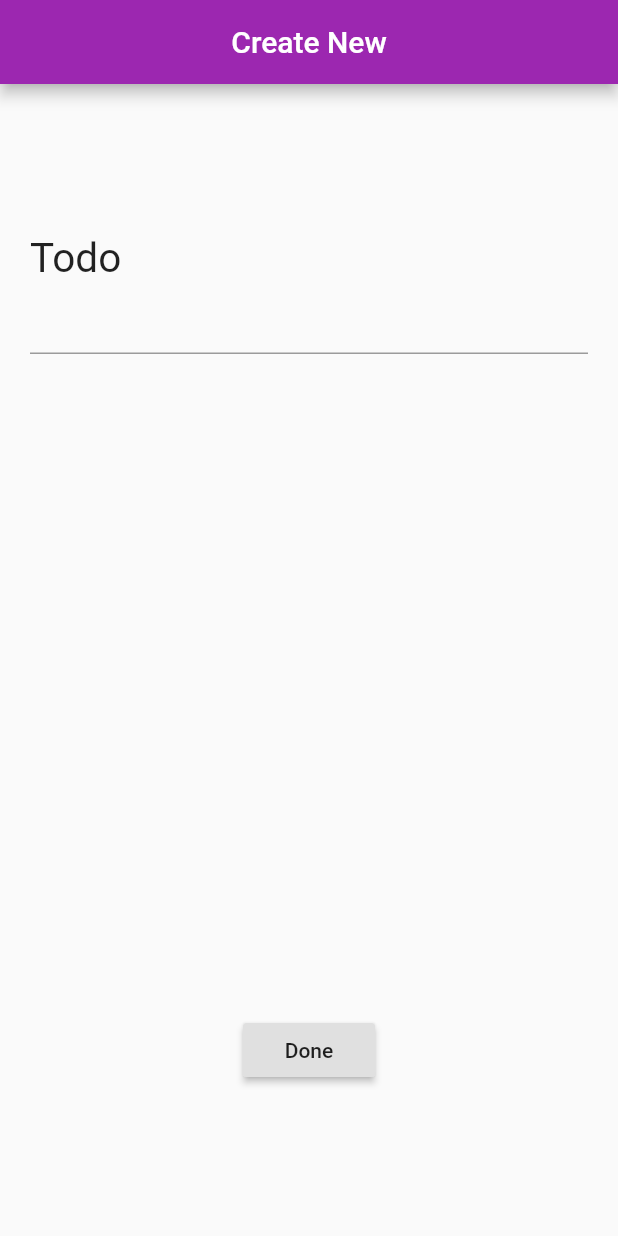
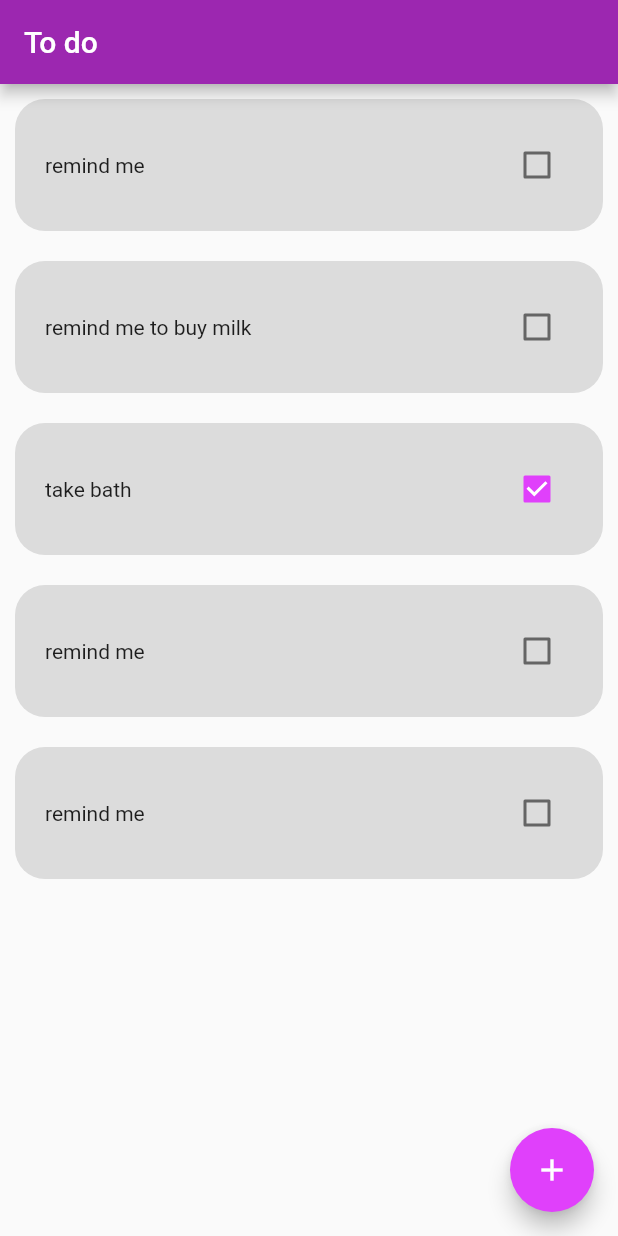
Before and after one commit to sohail21400/todo_netX, a Flutter app: the screen it shows after launch, on a phone screen of 412 x 824 dp. Run offline on Flutter 3.47's test engine with Material 2 defaults, Android fonts, the phone set to English and light mode, and no system bars; our stand-ins replace cloud_firestore; accounts and stored records are empty.

```diff
--- a/lib/main.dart
+++ b/lib/main.dart
@@ -1,6 +1,5 @@
 import 'package:flutter/material.dart';
-import 'package:todo/models/todo_model.dart';
-import 'package:todo/screens/todo_create_page.dart';
+import 'package:todo/screens/home_page.dart';
 
 // TODO
 // 1. New page for todo creation
@@ -16,48 +15,8 @@ class MyApp extends StatefulWidget {
   _MyAppState createState() => _MyAppState();
 }
 
-// this list holds the data of todos
-List<Todo> todoItems = [
-  Todo("remind me", false),
-  Todo("remind me to buy milk", false),
-  Todo("take bath", true),
-  Todo("remind me", false),
-  Todo("remind me", false),
-  Todo("remind me", false),
-];
-
 // This is how we define a stateful widget
 class _MyAppState extends State<MyApp> {
-  // --------------------------------------------------------------
-  // this function converts the todo data to a todo widget
-  Container todoItemWidget(Todo todoObject) {
-    return Container(
-      // space around the container
-      margin: EdgeInsets.all(10),
-      // the parameter decoration takes Decoration, BoxDecoration is a class which extends from Decoration
-      decoration: BoxDecoration(
-        // BorderRadius extends from BorderRadiusGeometry
-        borderRadius: BorderRadius.circular(20),
-        color: Colors.black12,
-      ),
-      // space between the container and the child of the container
-      padding: EdgeInsets.all(20),
-      child: Row(
-        children: <Widget>[
-          Text(todoObject.text),
-          Spacer(),
-          Checkbox(
-            onChanged: (value) {
-              print(value);
-            },
-            value: todoObject.isDone,
-          )
-        ],
-      ),
-    );
-  }
-  // --------------------------------------------------------------
-
   // build() function builds the UI
   @override
   Widget build(BuildContext context) {
@@ -67,28 +26,8 @@ class _MyAppState extends State<MyApp> {
         accentColor: Colors.purpleAccent,
         primaryColor: Colors.purple,
       ),
-      home: CreateToDoPage(),
-      // home: Scaffold(
-      //   appBar: AppBar(
-      //     title: Text("To do"),
-      //   ),
-      //   floatingActionButton: FloatingActionButton(
-      //     child: Icon(Icons.add),
-      //     onPressed: () {
-      //       Navigator.push(context,
-      //           MaterialPageRoute(builder: (context) => CreateToDoPage()));
-      //       print("hello");
-      //     },
-      //   ),
-      //   body: ListView.builder(
-      //     itemCount: 5,
-      //     itemBuilder: (context, index) {
-      //       return todoItemWidget(todoItems[index]);
-      //     },
-      //   ),
-      // ),
+      // home: CreateToDoPage(),
+      home: HomePage(),
     );
   }
 }
-
-// this is creating
--- /dev/null
+++ b/lib/screens/home_page.dart
@@ -0,0 +1,72 @@
+import 'package:flutter/material.dart';
+import 'package:todo/models/todo_model.dart';
+import 'package:todo/screens/todo_create_page.dart';
+
+class HomePage extends StatefulWidget {
+  @override
+  _HomePageState createState() => _HomePageState();
+}
+
+class _HomePageState extends State<HomePage> {
+// this list holds the data of todos
+  List<Todo> todoItems = [
+    Todo("remind me", false),
+    Todo("remind me to buy milk", false),
+    Todo("take bath", true),
+    Todo("remind me", false),
+    Todo("remind me", false),
+    Todo("remind me", false),
+  ];
+  // --------------------------------------------------------------
+  // this function converts the todo data to a todo widget
+  Container todoItemWidget(Todo todoObject) {
+    return Container(
+      // space around the container
+      margin: EdgeInsets.all(10),
+      // the parameter decoration takes Decoration, BoxDecoration is a class which extends from Decoration
+      decoration: BoxDecoration(
+        // BorderRadius extends from BorderRadiusGeometry
+        borderRadius: BorderRadius.circular(20),
+        color: Colors.black12,
+      ),
+      // space between the container and the child of the container
+      padding: EdgeInsets.all(20),
+      child: Row(
+        children: <Widget>[
+          Text(todoObject.text),
+          Spacer(),
+          Checkbox(
+            onChanged: (value) {
+              print(value);
+            },
+            value: todoObject.isDone,
+          )
+        ],
+      ),
+    );
+  }
+  // --------------------------------------------------------------
+
+  @override
+  Widget build(BuildContext context) {
+    return Scaffold(
+      appBar: AppBar(
+        title: Text("To do"),
+      ),
+      floatingActionButton: FloatingActionButton(
+        child: Icon(Icons.add),
+        onPressed: () {
+          Navigator.push(context,
+              MaterialPageRoute(builder: (context) => CreateToDoPage()));
+          print("hello");
+        },
+      ),
+      body: ListView.builder(
+        itemCount: 5,
+        itemBuilder: (context, index) {
+          return todoItemWidget(todoItems[index]);
+        },
+      ),
+    );
+  }
+}
```
Also changed, not shown: lib/screens/todo_create_page.dart (+18 -2 lines), lib/services/firebase_service.dart (+29 -1 lines), 3 other files.
